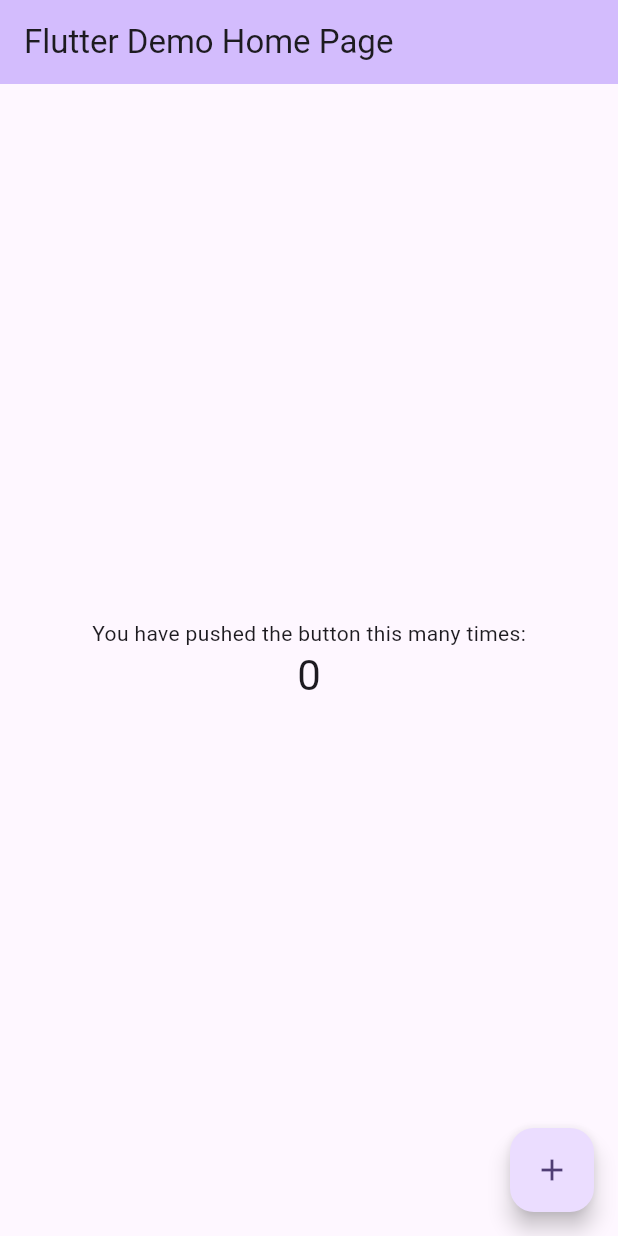
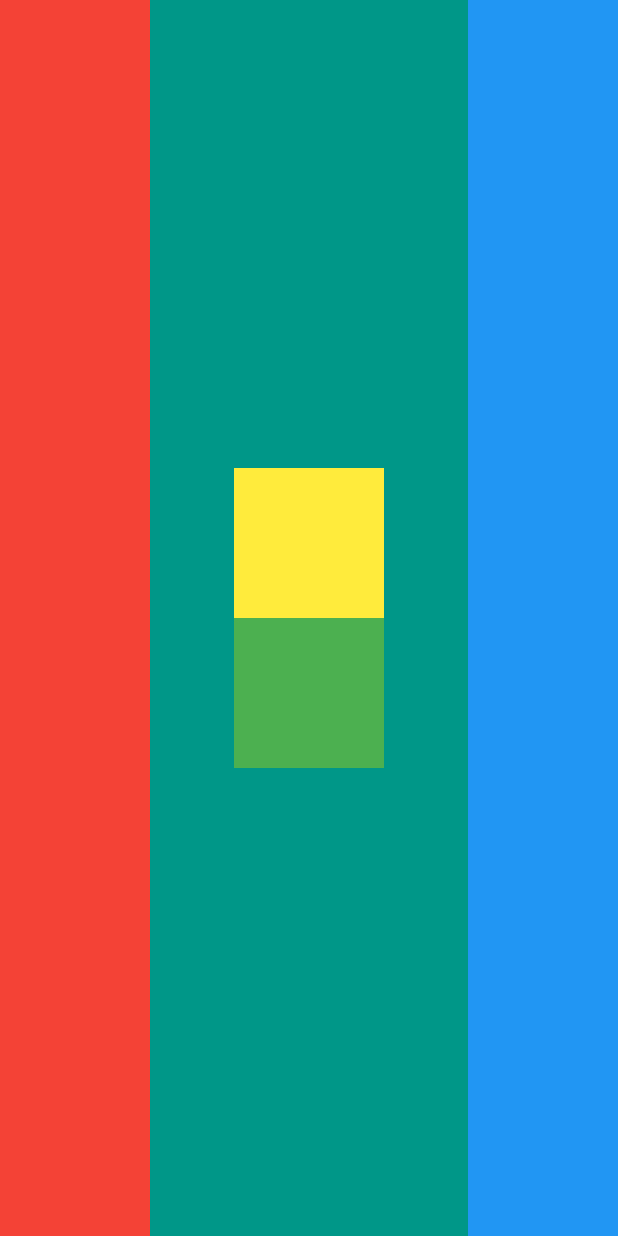
Before and after one commit to danilodequeiroz/udemy_the_complete_flutter_development_bootcamp_with_dart_section_6_layouts_challenge, a Flutter app: the screen it shows after launch, on a phone screen of 412 x 824 dp. Run offline on Flutter 3.47's test engine with Material 2 defaults, Android fonts, the phone set to English and light mode, and no system bars.

Commit message:
implements the layout as specs;

```diff
--- a/lib/main.dart
+++ b/lib/main.dart
@@ -1,68 +1,49 @@
 import 'package:flutter/material.dart';
 
 void main() {
-  runApp(const MyApp());
+  runApp(const LayoutChallengeApp());
 }
 
-class MyApp extends StatelessWidget {
-  const MyApp({super.key});
+class LayoutChallengeApp extends StatelessWidget {
+  const LayoutChallengeApp({super.key});
+
+  static const double squareMeasure = 100;
 
   @override
   Widget build(BuildContext context) {
     return MaterialApp(
       title: 'Flutter Demo',
-      theme: ThemeData(
-        colorScheme: ColorScheme.fromSeed(seedColor: Colors.deepPurple),
-        useMaterial3: true,
-      ),
-      home: const MyHomePage(title: 'Flutter Demo Home Page'),
-    );
-  }
-}
-
-class MyHomePage extends StatefulWidget {
-  const MyHomePage({super.key, required this.title});
-
-  final String title;
-
-  @override
-  State<MyHomePage> createState() => _MyHomePageState();
-}
-
-class _MyHomePageState extends State<MyHomePage> {
-  int _counter = 0;
-
-  void _incrementCounter() {
-    setState(() {
-      _counter++;
-    });
-  }
-
-  @override
-  Widget build(BuildContext context) {
-    return Scaffold(
-      appBar: AppBar(
-        backgroundColor: Theme.of(context).colorScheme.inversePrimary,
-        title: Text(widget.title),
-      ),
-      body: Center(
-        child: Column(
-          mainAxisAlignment: MainAxisAlignment.center,
-          children: <Widget>[
-            const Text(
-              'You have pushed the button this many times:',
+      home: Scaffold(
+        backgroundColor: Colors.teal,
+        body: SafeArea(
+            child: Row(
+          mainAxisAlignment: MainAxisAlignment.spaceBetween,
+          children: [
+            Container(
+              width: 100,
+              color: Colors.red,
             ),
-            Text(
-              '$_counter',
-              style: Theme.of(context).textTheme.headlineMedium,
+            Column(
+              mainAxisAlignment: MainAxisAlignment.center,
+              children: [
+                Container(
+                  width: squareMeasure,
+                  height: squareMeasure,
+                  color: Colors.yellow,
+                ),
+                Container(
+                  color: Colors.green,
+                  width: squareMeasure,
+                  height: squareMeasure,
+                ),
+              ],
+            ),
+            Container(
+              width: squareMeasure,
+              color: Colors.blue,
             ),
           ],
-        ),
-      ),
-      floatingActionButton: FloatingActionButton(
-        onPressed: _incrementCounter,
-        tooltip: 'Increment',
-        child: const Icon(Icons.add),
+        )),
       ),
     );
   }
```
Also changed, not shown: png/Layout-Challenge-Specs.png (added).
